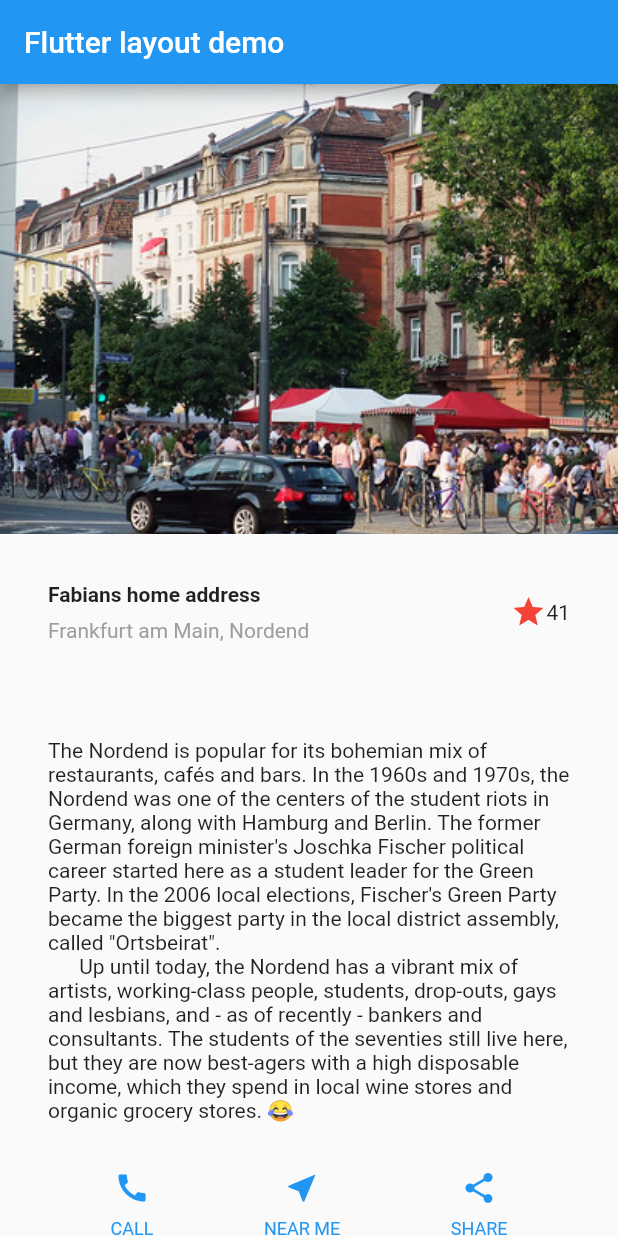
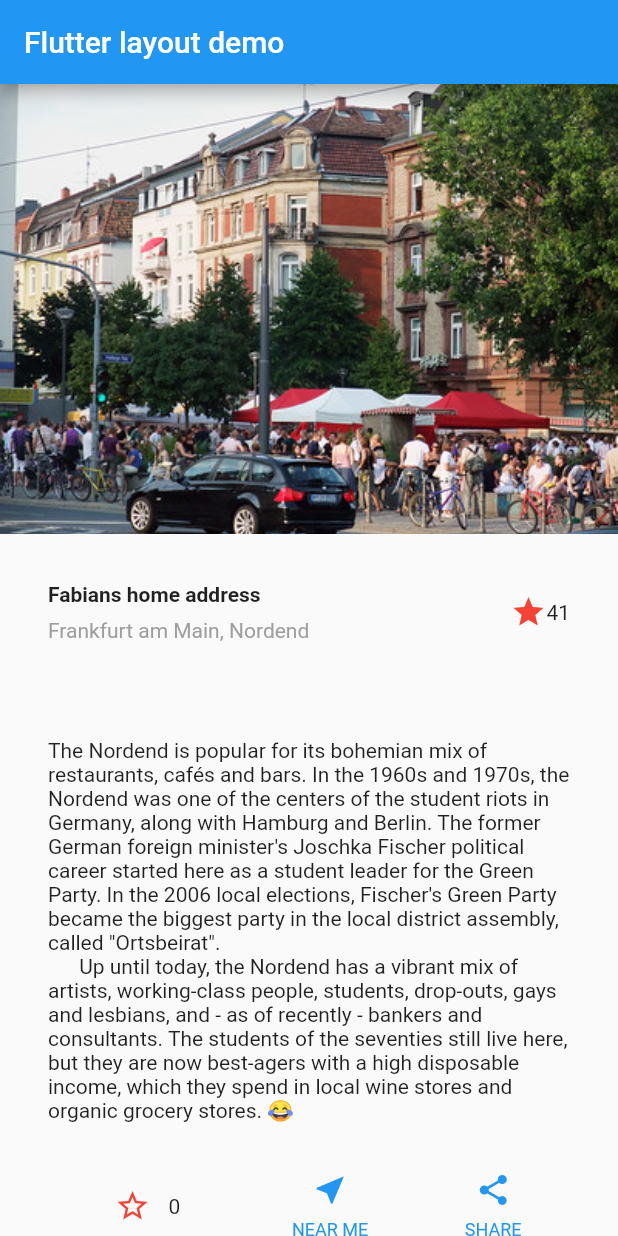
Before and after one commit to fabapp2/flutter-playground, a Flutter app: the screen it shows after launch, on a phone screen of 412 x 824 dp. Run offline on Flutter 3.47's test engine with Material 2 defaults, Android fonts, the phone set to English and light mode, and no system bars.

Commit message:
feat:  replaced static star icon with stateful star icon

```diff
--- a/building_layouts/lib/main.dart
+++ b/building_layouts/lib/main.dart
@@ -14,7 +14,8 @@ class MyApp extends StatelessWidget {
       child: Row(
         mainAxisAlignment: MainAxisAlignment.spaceEvenly,
         children: [
-          _buildButtonColumn(color, Icons.call, "CALL"),
+          // _buildButtonColumn(color, Icons.call, "CALL"),
+          FavoriteWidget(),
           _buildButtonColumn(color, Icons.near_me, "NEAR ME"),
           _buildButtonColumn(color, Icons.share, "SHARE")
         ],
@@ -89,7 +90,50 @@ class MyApp extends StatelessWidget {
   }
 }
 
+class FavoriteWidget extends StatefulWidget {
+  @override
+  _FavoriteWidgetState createState() => _FavoriteWidgetState();
+}
 
+class _FavoriteWidgetState extends State<FavoriteWidget> {
+  bool _isFavorited = false;
+  int _favoriteCount = 0;
+
+  @override
+  Widget build(BuildContext context) {
+    return Row(
+      mainAxisSize: MainAxisSize.min,
+      children: <Widget>[
+        Container(
+          padding: EdgeInsets.all(0),
+          child: IconButton(
+            icon: (_isFavorited ? Icon(Icons.star) : Icon(Icons.star_border)),
+            color: Colors.red[500],
+            onPressed: _toggleFavorite,
+          )
+        ),
+        SizedBox(
+          width: 18,
+          child: Container(
+            child: Text("$_favoriteCount"),
+          )
+        )
+      ],
+    );
+  }
+
+  _toggleFavorite() {
+    setState(()  {
+      if(_isFavorited) {
+        _favoriteCount--;
+        _isFavorited = false;
+      } else {
+        _favoriteCount++;
+        _isFavorited = true;
+      }
+    });
+  }
+}
 
 
 Widget titleSection = Container(
```
